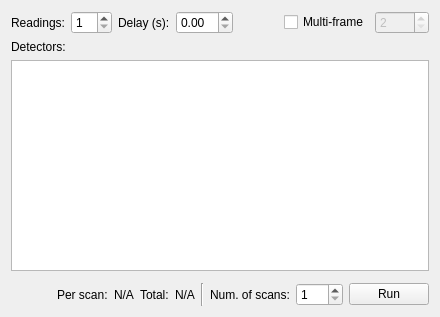
Above: src/firefly/plans/count.ui from spc-group/haven before the change. Below: the same form after it.
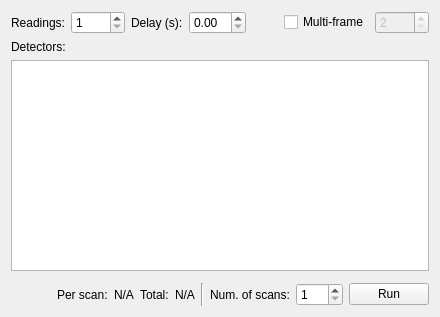
That is the form after the change. Custom widgets are drawn as their Qt base class.

Patch:
```diff
--- a/src/firefly/plans/count.ui
+++ b/src/firefly/plans/count.ui
@@ -31,6 +31,9 @@
        <property name="minimum">
         <number>1</number>
        </property>
+       <property name="maximum">
+        <number>1000</number>
+       </property>
       </widget>
      </item>
      <item>
```
